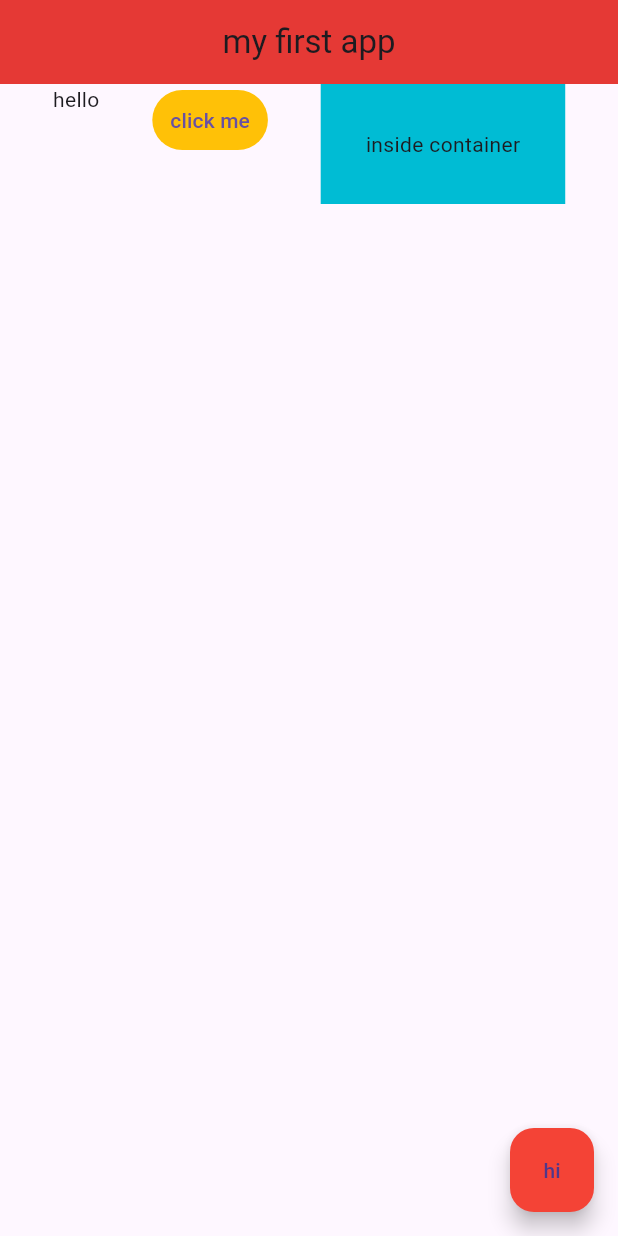
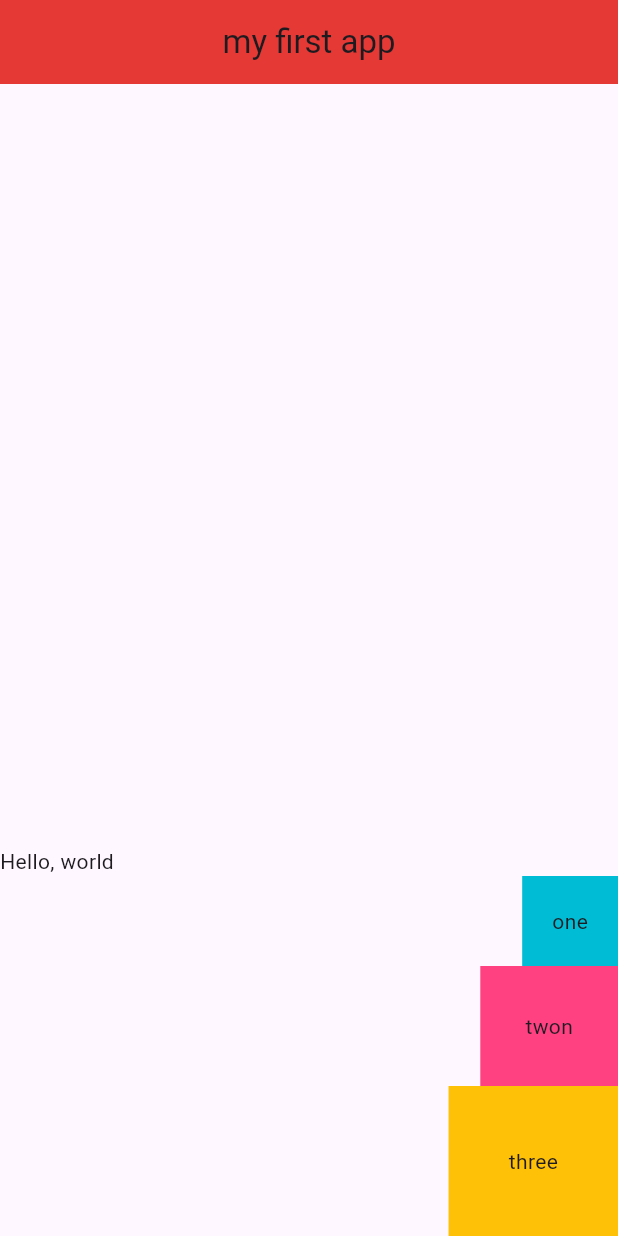
Before and after one commit to sungyongcho/Mobile, a Flutter app: the screen it shows after launch, on a phone screen of 412 x 824 dp. Run offline on Flutter 3.47's test engine with Material 3 defaults, Android fonts, the phone set to English and light mode, and no system bars.

Commit message:
chore: upto #12; columns

```diff
--- a/tutorial/myapp/lib/main.dart
+++ b/tutorial/myapp/lib/main.dart
@@ -20,28 +20,32 @@
         //   color: Colors.grey[400],
         //   child: Text('hello'),
         // ),
-      body: Row(
-        mainAxisAlignment: MainAxisAlignment.spaceEvenly,
-        crossAxisAlignment: CrossAxisAlignment.start,
+        body: Column(
+          mainAxisAlignment: MainAxisAlignment.end,
+          crossAxisAlignment: CrossAxisAlignment.end,
           children: <Widget>[
-          Text('hello'),
-          TextButton(
-            onPressed: () {},
-            style: TextButton.styleFrom(backgroundColor: Colors.amber),
-            child: Text('click me'),
+            Row(
+              children: <Widget>[
+                Text('Hello,'),
+                Text(' world'),
+              ],
             ),
             Container(
+              padding: EdgeInsets.all(20.0),
               color: Colors.cyan,
+              child: Text('one'),
+            ),
+            Container(
               padding: EdgeInsets.all(30.0),
-            child: Text('inside container'),
-          )
+              color: Colors.pinkAccent,
+              child: Text('twon'),
+            ),
+            Container(
+              padding: EdgeInsets.all(40.0),
+              color: Colors.amber,
+              child: Text('three'),
+            ),
           ],
-      ),
-      floatingActionButton: FloatingActionButton(
-        onPressed: () {},
-        child: Text('hi'),
-        backgroundColor: Colors.red[500],
-      ),
-    );
+        ));
   }
 }
```
Lines whose indentation alone changed are shown as unchanged.
